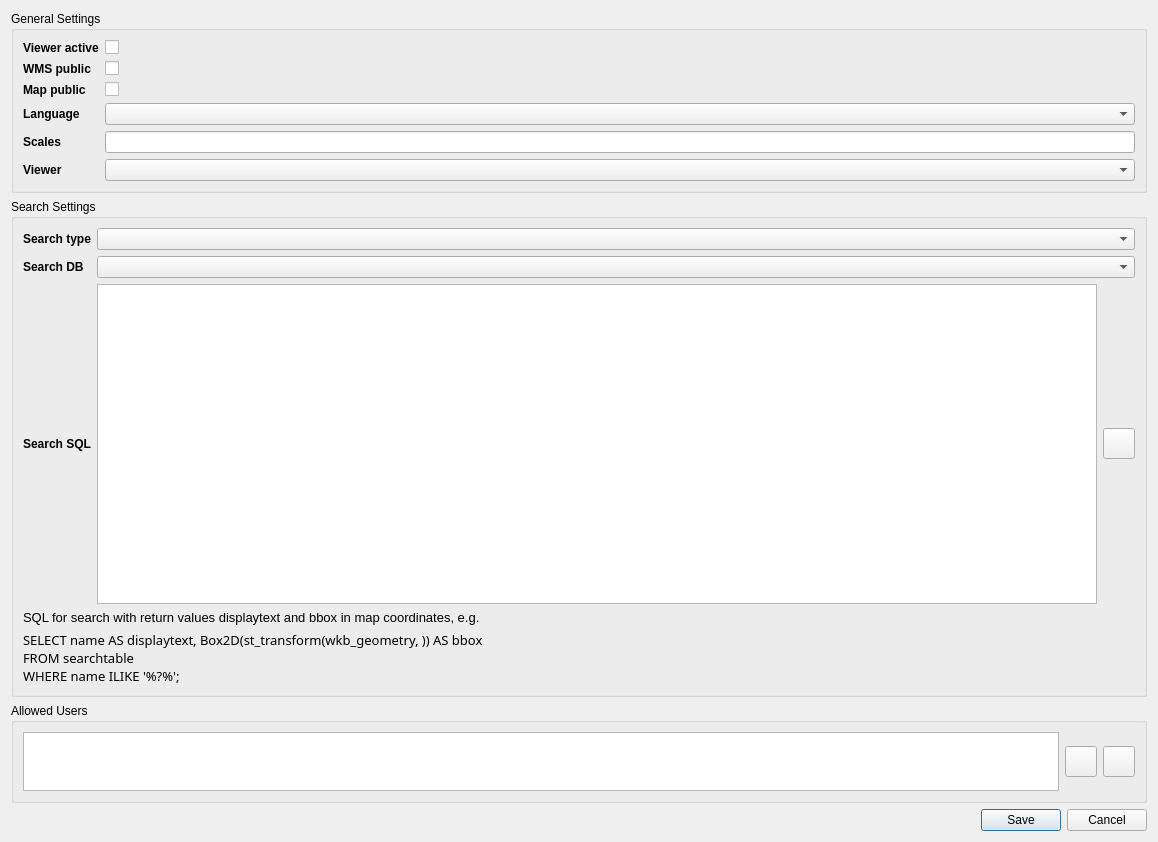
This is qgiscloud/mapsettings.ui in qgiscloud/qgis-cloud-plugin as Qt 5 draws it before an edit. The edited form follows.
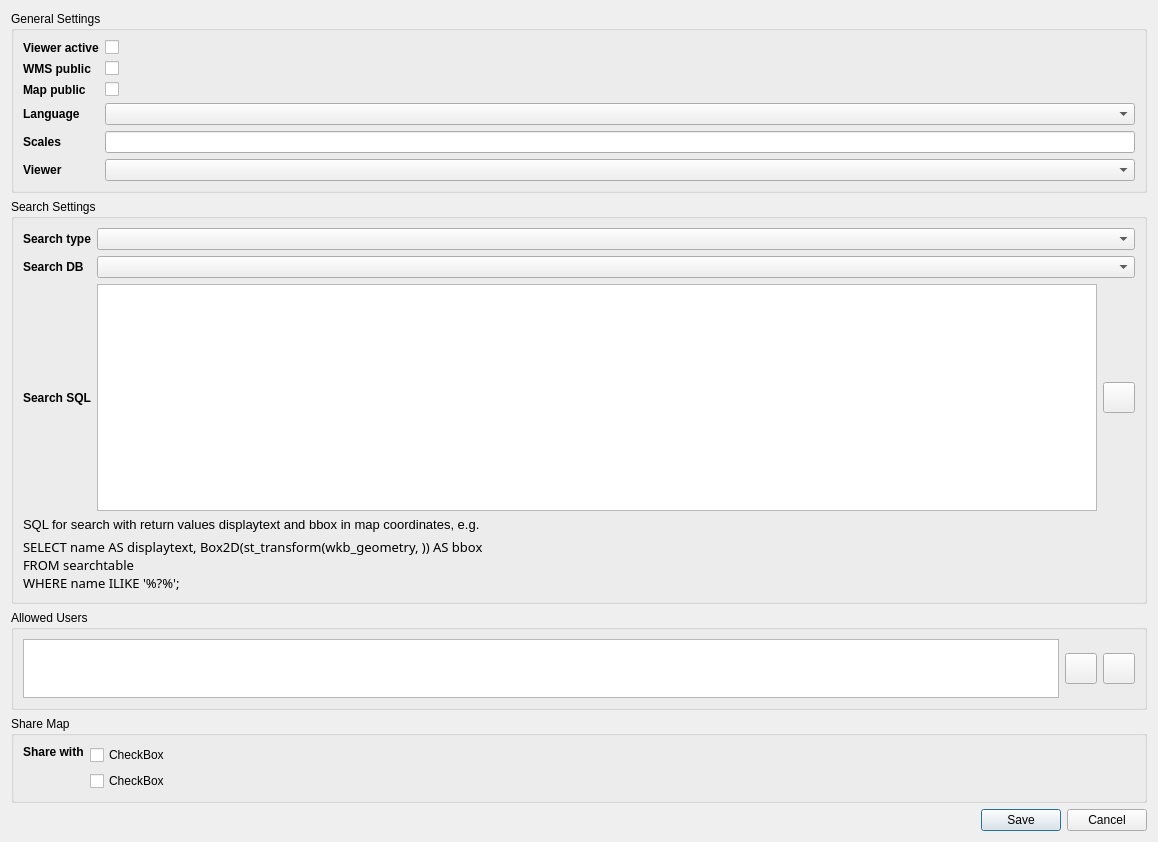
This is the edited form. Custom widgets are drawn as their Qt base class.

Commit message: add group selection for sharing maps to map settings dialog

```diff
--- a/qgiscloud/mapsettings.ui
+++ b/qgiscloud/mapsettings.ui
@@ -219,7 +219,7 @@
      </layout>
     </widget>
    </item>
-   <item row="7" column="0">
+   <item row="8" column="0">
     <widget class="QDialogButtonBox" name="dialog_buttonBox">
      <property name="orientation">
       <enum>Qt::Horizontal</enum>
@@ -337,6 +337,53 @@
      </layout>
     </widget>
    </item>
+   <item row="7" column="0">
+    <widget class="QGroupBox" name="share_map">
+     <property name="title">
+      <string>Share Map</string>
+     </property>
+     <layout class="QGridLayout" name="gridLayout_10">
+      <item row="0" column="0">
+       <layout class="QGridLayout" name="gridLayout_7" columnstretch="0,1">
+        <item row="0" column="0">
+         <widget class="QLabel" name="share_with_lbl">
+          <property name="font">
+           <font>
+            <weight>75</weight>
+            <bold>true</bold>
+           </font>
+          </property>
+          <property name="text">
+           <string>Share with</string>
+          </property>
+          <property name="alignment">
+           <set>Qt::AlignLeading|Qt::AlignLeft|Qt::AlignTop</set>
+          </property>
+         </widget>
+        </item>
+        <item row="0" column="1">
+         <layout class="QVBoxLayout" name="share_list_layout">
+          <item>
+           <widget class="QCheckBox" name="dummyCheckBox">
+            <property name="text">
+             <string>CheckBox</string>
+            </property>
+           </widget>
+          </item>
+          <item>
+           <widget class="QCheckBox" name="dummyCheckBox_2">
+            <property name="text">
+             <string>CheckBox</string>
+            </property>
+           </widget>
+          </item>
+         </layout>
+        </item>
+       </layout>
+      </item>
+     </layout>
+    </widget>
+   </item>
   </layout>
  </widget>
  <customwidgets>
```
The commit also changes 3 other files.
